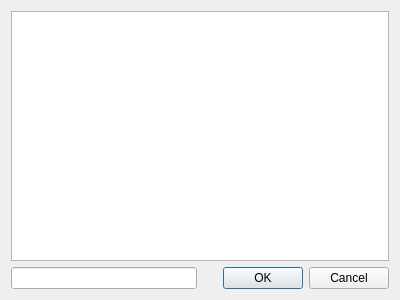
First picture: the form in selectdialog.ui, repository hawa130/LibraryManage, before the edit.
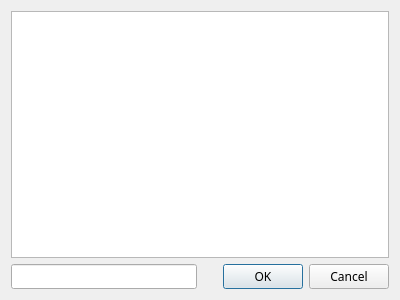
Second picture: the form after the edit.

Commit message: 完善图书详细信息界面，现在能够添加借阅者了

What changed in the file:
```diff
--- a/selectdialog.ui
+++ b/selectdialog.ui
@@ -10,6 +10,11 @@
     <height>300</height>
    </rect>
   </property>
+  <property name="font">
+   <font>
+    <family>微软雅黑</family>
+   </font>
+  </property>
   <property name="windowTitle">
    <string>Dialog</string>
   </property>
```
Left out of the diff: 18 changed lines with no effect on the pictures. The commit also changes 5 other files.
